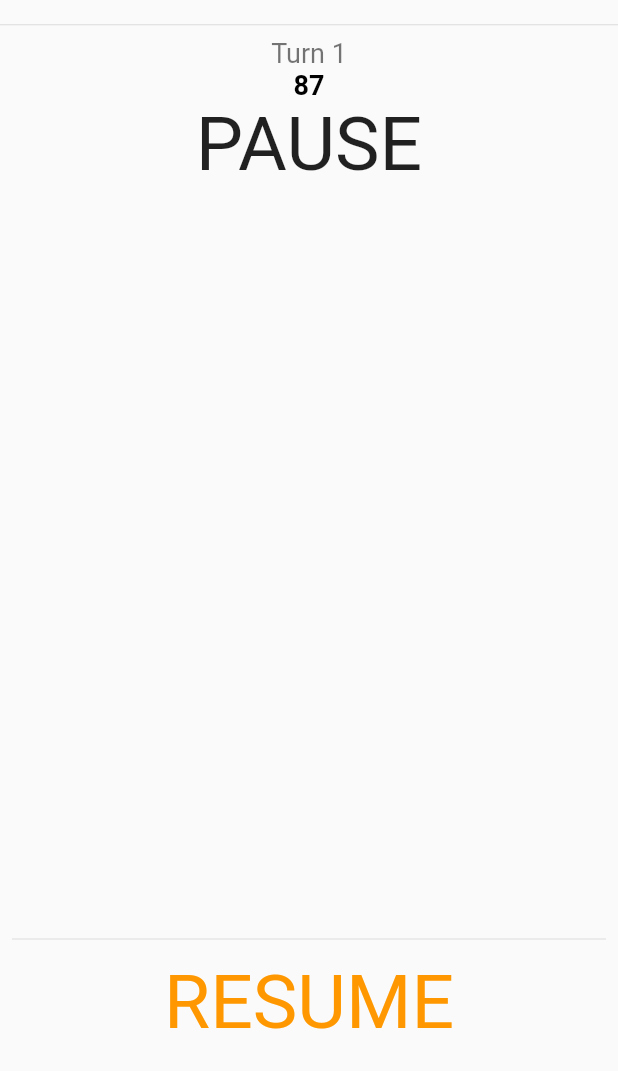
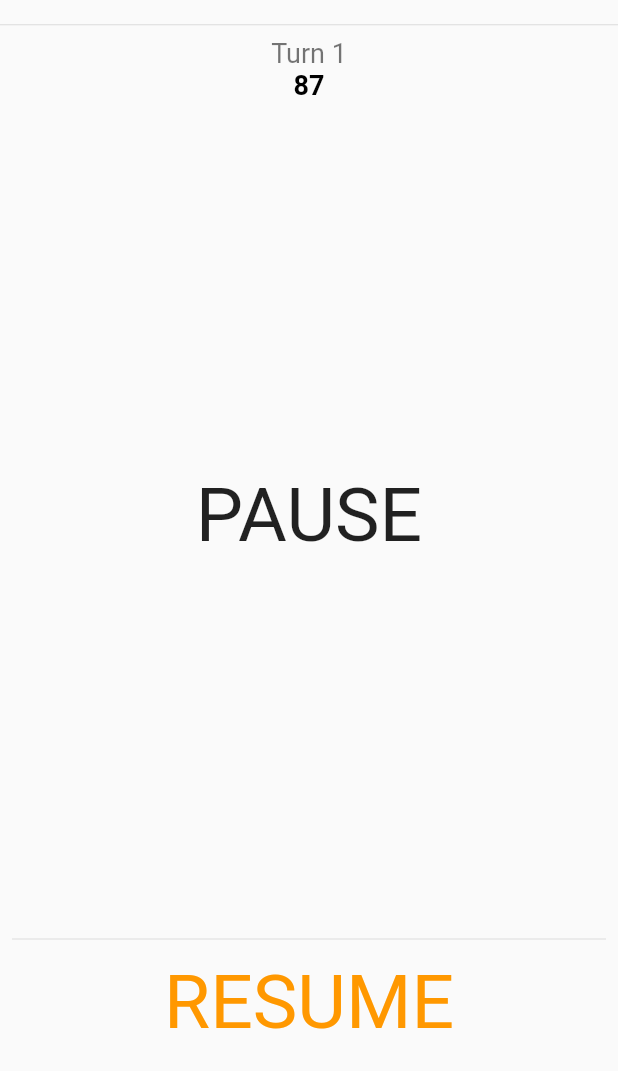
Before and after one commit to rignaneseleo/SpeakEasy, a Flutter app: the GamePage screen opened directly with empty values, after a tap on the "pause" icon, on a phone screen of 412 x 824 dp, the part 165-1236 px from its top. Run offline on Flutter 3.47's test engine with Material 2 defaults, Android fonts, the phone set to English and light mode, and no system bars; drawn by our look-alikes of auto_size_text; our stand-ins replace csv, flutter_riverpod, get, vibration; missing offline and left inert: soundpool; statements that could not run were skipped.

Commit message:
AutoSizeText implementation

```diff
--- a/opentabu/lib/view/gamePage.dart
+++ b/opentabu/lib/view/gamePage.dart
@@ -5,6 +5,7 @@
 * */
 import 'dart:async';
 
+import 'package:auto_size_text/auto_size_text.dart';
 import 'package:flutter/material.dart';
 import 'package:flutter_riverpod/all.dart';
 import 'package:opentabu/controller/gameController.dart';
@@ -187,9 +188,11 @@ class GamePageState extends State<GamePage> {
           TimeWidget(_timerDuration),
         ],
       ),
-      body: Text(
-        "PAUSE",
-        style: TextStyle(fontSize: 50),
+      body: Center(
+        child: Text(
+          "PAUSE",
+          style: TextStyle(fontSize: 50),
+        ),
       ),
       footer: MyBottomButton(
         text: "RESUME",
@@ -337,11 +340,14 @@ class WordWidget extends ConsumerWidget {
     List<String> _taboos = _gameController.currentWord.taboos;
 
     for (int i = 0; i < _nTaboosToShow; i++) {
-      taboos.add(new Text(
-        _taboos[i],
-        style: new TextStyle(fontSize: 35.0, color: Colors.black54),
-        maxLines: 1,
-        overflow: TextOverflow.ellipsis,
+      taboos.add(Padding(
+        padding: const EdgeInsets.symmetric(vertical: 3.0),
+        child: AutoSizeText(
+          _taboos[i],
+          maxFontSize: 35,
+          style: new TextStyle(fontSize: 35.0, color: Colors.black54),
+          maxLines: 1,
+        ),
       ));
     }
 
@@ -350,10 +356,12 @@ class WordWidget extends ConsumerWidget {
       child: new Column(
         children: <Widget>[
           new Padding(
-              padding: new EdgeInsets.symmetric(vertical: 20.0),
-              child: new Text(
+              padding: new EdgeInsets.symmetric(vertical: 30.0),
+              child: new AutoSizeText(
                 _gameController.currentWord.wordToGuess,
-                style: new TextStyle(fontSize: 56.0),
+                style:
+                    new TextStyle(fontSize: 56.0, fontWeight: FontWeight.w500),
+                maxFontSize: 56,
                 maxLines: 1,
                 overflow: TextOverflow.ellipsis,
               )),
--- a/opentabu/lib/view/widget/myContainer.dart
+++ b/opentabu/lib/view/widget/myContainer.dart
@@ -1,3 +1,4 @@
+import 'package:auto_size_text/auto_size_text.dart';
 import 'package:flutter/material.dart';
 import 'package:flutter/widgets.dart';
 
@@ -37,9 +38,10 @@ class MyBottomButton extends StatelessWidget {
   @override
   Widget build(BuildContext context) {
     return TextButton(
-      child: Text(
+      child: AutoSizeText(
         text,
         textAlign: TextAlign.center,
+        maxFontSize: 50,maxLines: 1,
         style: TextStyle(fontSize: 50),
       ),
       onPressed: onPressed,
--- a/opentabu/pubspec.yaml
+++ b/opentabu/pubspec.yaml
@@ -18,6 +18,7 @@ dependencies:
   get: ^3.24.0
   blinking_text: ^0.0.4+1
   vibration: ^1.7.3
+  auto_size_text: ^2.1.0
 
 dev_dependencies:
   flutter_test:
```
